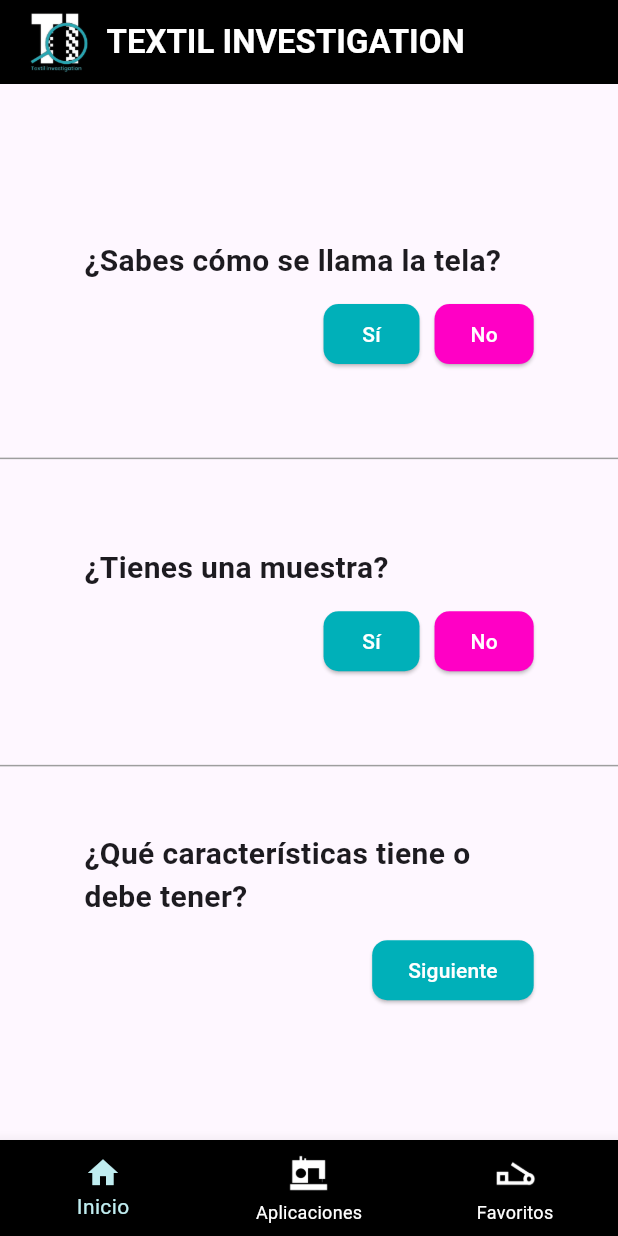
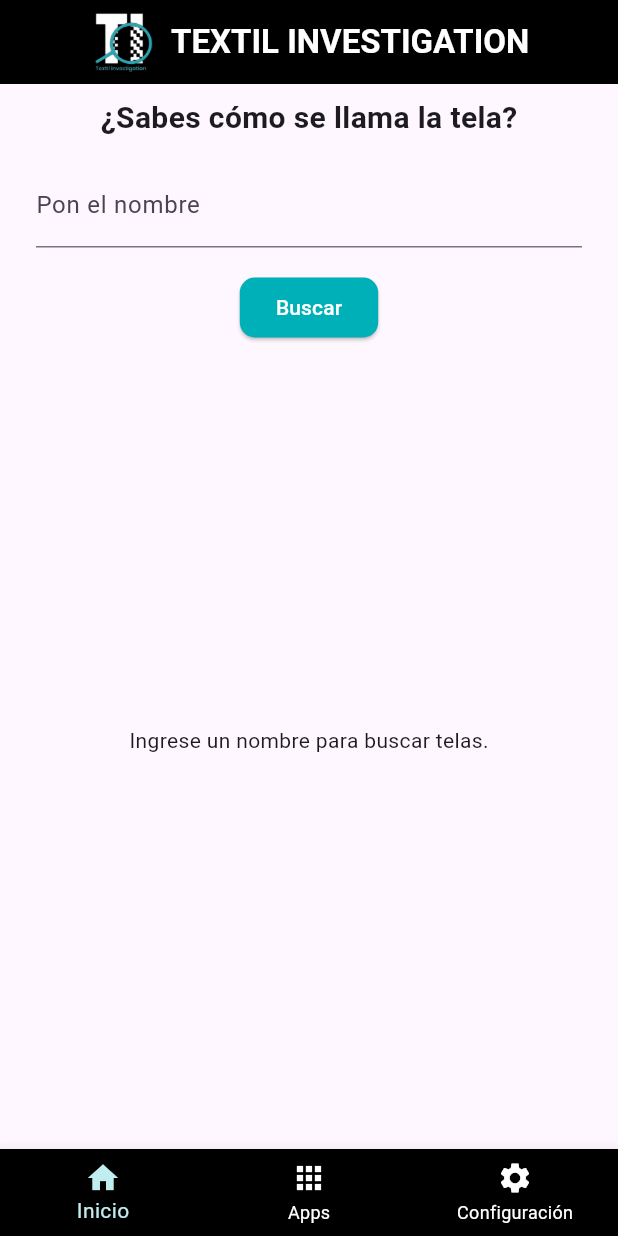
Before and after one commit to LordTumoR/textil_investigation_flutter, a Flutter app: the HomeScreen screen opened by its route, after a tap on "Sí", on a phone screen of 412 x 824 dp. Run offline on Flutter 3.47's test engine with Material 3 defaults, Android fonts, the phone set to English and light mode, and no system bars; our stand-ins replace diacritic, flutter_bloc, get_it, go_router, shared_preferences; accounts and stored records are empty.

Commit message:
añadir funcionalidad de búsqueda de telas y componentes de interfaz de usuario

```diff
--- /dev/null
+++ b/textil_investigation/lib/presentations/appbar/defaul_app_bar.dart
@@ -0,0 +1,32 @@
+import 'package:flutter/material.dart';
+
+class DefaultAppBar extends StatelessWidget implements PreferredSizeWidget {
+  @override
+  Widget build(BuildContext context) {
+    return AppBar(
+      title: Row(
+        mainAxisAlignment: MainAxisAlignment.center,
+        children: [
+          Image.asset(
+            'assets/backwithout.png',
+            width: 45,
+            height: 45,
+          ),
+          const SizedBox(width: 10),
+          const Flexible(
+            child: Text(
+              'TEXTIL INVESTIGATION',
+              style:
+                  TextStyle(color: Colors.white, fontWeight: FontWeight.bold),
+              overflow: TextOverflow.ellipsis,
+            ),
+          ),
+        ],
+      ),
+      backgroundColor: Colors.black,
+    );
+  }
+
+  @override
+  Size get preferredSize => const Size.fromHeight(kToolbarHeight);
+}
--- /dev/null
+++ b/textil_investigation/lib/presentations/funcionalities/searc_function.dart
@@ -0,0 +1,36 @@
+import 'package:diacritic/diacritic.dart';
+import 'package:flutter/material.dart';
+
+/// Filtra las telas según el texto de búsqueda
+List<Map<String, String>> searchFabrics(
+  String searchText,
+  List<Map<String, String>> fabrics,
+) {
+  String inputName = removeDiacritics(searchText.toLowerCase());
+
+  return fabrics.where((fabric) {
+    String fabricName = removeDiacritics(fabric['name']!.toLowerCase());
+    return fabricName.contains(inputName);
+  }).toList();
+}
+
+/// Muestra un cuadro de diálogo con los detalles de la tela
+void showFabricDialog(BuildContext context, Map<String, String> fabric) {
+  showDialog(
+    context: context,
+    builder: (BuildContext context) {
+      return AlertDialog(
+        title: Text(fabric['name']!),
+        content: Text(fabric['description']!),
+        actions: [
+          TextButton(
+            onPressed: () {
+              Navigator.of(context).pop();
+            },
+            child: const Text('Cerrar'),
+          ),
+        ],
+      );
+    },
+  );
+}
--- /dev/null
+++ b/textil_investigation/lib/presentations/navigatorBar/default_bottom_navigation_bar.dart
@@ -0,0 +1,52 @@
+import 'package:flutter/material.dart';
+import 'package:go_router/go_router.dart';
+
+class DefaultBottomNavigationBar extends StatelessWidget {
+  final int currentIndex;
+  final bool showCaracteristicsWidget;
+  final bool showTextWidget;
+  final void Function(int, bool, bool) onTap;
+
+  const DefaultBottomNavigationBar({
+    super.key,
+    required this.currentIndex,
+    required this.showCaracteristicsWidget,
+    required this.showTextWidget,
+    required this.onTap,
+  });
+
+  @override
+  Widget build(BuildContext context) {
+    return BottomNavigationBar(
+      backgroundColor: Colors.black,
+      currentIndex: currentIndex,
+      selectedItemColor: const Color.fromARGB(255, 192, 237, 240),
+      unselectedItemColor: Colors.white,
+      showUnselectedLabels: true,
+      onTap: (index) {
+        bool updatedShowCaracteristicsWidget = showCaracteristicsWidget;
+        bool updatedShowTextWidget = showTextWidget;
+        if (index == 0) {
+          updatedShowCaracteristicsWidget = false;
+          updatedShowTextWidget = false;
+          context.go('/home');
+        }
+        onTap(index, updatedShowCaracteristicsWidget, updatedShowTextWidget);
+      },
+      items: const [
+        BottomNavigationBarItem(
+          icon: Icon(Icons.home),
+          label: 'Inicio',
+        ),
+        BottomNavigationBarItem(
+          icon: Icon(Icons.apps),
+          label: 'Apps',
+        ),
+        BottomNavigationBarItem(
+          icon: Icon(Icons.settings),
+          label: 'Configuración',
+        ),
+      ],
+    );
+  }
+}
--- a/textil_investigation/lib/presentations/screens/home_screen.dart
+++ b/textil_investigation/lib/presentations/screens/home_screen.dart
@@ -1,4 +1,7 @@
 import 'package:flutter/material.dart';
+import 'package:textil_investigation/presentations/appbar/defaul_app_bar.dart';
+import 'package:textil_investigation/presentations/navigatorBar/default_bottom_navigation_bar.dart';
+import 'package:textil_investigation/presentations/widgets/search_text_widget.dart';
 import 'package:textil_investigation/presentations/widgets/widget_caracteristics_request.dart';
 
 class HomeScreen extends StatefulWidget {
@@ -10,7 +13,31 @@ class HomeScreen extends StatefulWidget {
 
 class _HomeScreenState extends State<HomeScreen> {
   int _currentIndex = 0;
-  bool _showCaracteristicsWidget = false; // Controla si mostramos las características
+  bool _showCaracteristicsWidget =
+      false; // Controla si mostramos las características
+  bool _showTextWidget = false;
+  final List<Map<String, String>> fabrics = [
+    {
+      'name': 'Algodón',
+      'description': 'Tela suave, fresca y ligera, ideal para el verano.'
+    },
+    {
+      'name': 'Lana',
+      'description': 'Tela cálida y resistente, perfecta para el invierno.'
+    },
+    {
+      'name': 'Seda',
+      'description': 'Tela suave y brillante, utilizada para ropa elegante.'
+    },
+    {
+      'name': 'Poliéster',
+      'description': 'Tela duradera y económica, utilizada en ropa casual.'
+    },
+    {
+      'name': 'Lino',
+      'description': 'Tela transpirable y fresca, ideal para climas cálidos.'
+    },
+  ];
 
   @override
   Widget build(BuildContext context) {
@@ -18,30 +45,11 @@ class _HomeScreenState extends State<HomeScreen> {
     final screenWidth = MediaQuery.of(context).size.width;
 
     return Scaffold(
-      appBar: AppBar(
-        title: Center(
-          child: Row(
-            children: [
-              Image.asset(
-                'assets/backwithout.png',
-                width: 45,
-                height: 45,
-              ),
-              const SizedBox(
-                width: 10,
-              ),
-              const Text(
-                'TEXTIL INVESTIGATION',
-                style:
-                    TextStyle(color: Colors.white, fontWeight: FontWeight.bold),
-              ),
-            ],
-          ),
-        ),
-        backgroundColor: Colors.black,
-      ),
+      appBar: DefaultAppBar(),
       body: _showCaracteristicsWidget
-          ? buildCaracteristicsWidget() // Mostramos el widget de características
+          ? buildCaracteristicsWidget()
+          : _showTextWidget
+              ? SearchTextWidget(fabrics: fabrics)
               : Center(
                   child: Column(
                     mainAxisAlignment: MainAxisAlignment.center,
@@ -72,9 +80,14 @@ class _HomeScreenState extends State<HomeScreen> {
                                     mainAxisAlignment: MainAxisAlignment.end,
                                     children: [
                                       ElevatedButton(
-                                    onPressed: () {},
+                                        onPressed: () {
+                                          setState(() {
+                                            _showTextWidget = true;
+                                          });
+                                        },
                                         style: ElevatedButton.styleFrom(
-                                      backgroundColor: const Color(0xFF00B0B9),
+                                          backgroundColor:
+                                              const Color(0xFF00B0B9),
                                           shape: RoundedRectangleBorder(
                                             borderRadius:
                                                 BorderRadius.circular(10),
@@ -89,7 +102,8 @@ class _HomeScreenState extends State<HomeScreen> {
                                       ElevatedButton(
                                         onPressed: () {},
                                         style: ElevatedButton.styleFrom(
-                                      backgroundColor: const Color(0xFFFF00C5),
+                                          backgroundColor:
+                                              const Color(0xFFFF00C5),
                                           shape: RoundedRectangleBorder(
                                             borderRadius:
                                                 BorderRadius.circular(10),
@@ -137,7 +151,8 @@ class _HomeScreenState extends State<HomeScreen> {
                                       ElevatedButton(
                                         onPressed: () {},
                                         style: ElevatedButton.styleFrom(
-                                      backgroundColor: const Color(0xFF00B0B9),
+                                          backgroundColor:
+                                              const Color(0xFF00B0B9),
                                           shape: RoundedRectangleBorder(
                                             borderRadius:
                                                 BorderRadius.circular(10),
@@ -151,7 +166,8 @@ class _HomeScreenState extends State<HomeScreen> {
                                       ElevatedButton(
                                         onPressed: () {},
                                         style: ElevatedButton.styleFrom(
-                                      backgroundColor: const Color(0xFFFF00C5),
+                                          backgroundColor:
+                                              const Color(0xFFFF00C5),
                                           shape: RoundedRectangleBorder(
                                             borderRadius:
                                                 BorderRadius.circular(10),
@@ -203,7 +219,8 @@ class _HomeScreenState extends State<HomeScreen> {
                                           });
                                         },
                                         style: ElevatedButton.styleFrom(
-                                      backgroundColor: const Color(0xFF00B0B9),
+                                          backgroundColor:
+                                              const Color(0xFF00B0B9),
                                           shape: RoundedRectangleBorder(
                                             borderRadius:
                                                 BorderRadius.circular(10),
@@ -224,39 +241,17 @@ class _HomeScreenState extends State<HomeScreen> {
                     ],
                   ),
                 ),
-      bottomNavigationBar: BottomNavigationBar(
-        backgroundColor: Colors.black,
+      bottomNavigationBar: DefaultBottomNavigationBar(
         currentIndex: _currentIndex,
-        selectedItemColor: const Color.fromARGB(255, 192, 237, 240),
-        unselectedItemColor: Colors.white,
-        showUnselectedLabels: true,
-        onTap: (index) {
+        onTap: (index, showCaracteristics, showText) {
           setState(() {
             _currentIndex = index;
+            _showCaracteristicsWidget = showCaracteristics;
+            _showTextWidget = showText;
           });
         },
-        items: [
-          const BottomNavigationBarItem(
-            icon: Icon(Icons.home),
-            label: 'Inicio',
-          ),
-          BottomNavigationBarItem(
-            icon: Image.asset(
-              'assets/maquinacoser.png',
-              width: 30,
-              height: 30,
-            ),
-            label: 'Aplicaciones',
-          ),
-          BottomNavigationBarItem(
-            icon: Image.asset(
-              'assets/imperdible.png',
-              width: 30,
-              height: 30,
-            ),
-            label: 'Favoritos',
-          ),
-        ],
+        showCaracteristicsWidget: _showCaracteristicsWidget,
+        showTextWidget: _showTextWidget,
       ),
     );
   }
--- /dev/null
+++ b/textil_investigation/lib/presentations/widgets/search_text_widget.dart
@@ -0,0 +1,118 @@
+import 'package:flutter/material.dart';
+import 'package:textil_investigation/presentations/funcionalities/searc_function.dart';
+
+class SearchTextWidget extends StatefulWidget {
+  final List<Map<String, String>> fabrics;
+
+  const SearchTextWidget({super.key, required this.fabrics});
+
+  @override
+  State<SearchTextWidget> createState() => _SearchTextWidgetState();
+}
+
+class _SearchTextWidgetState extends State<SearchTextWidget> {
+  final _formKey = GlobalKey<FormState>();
+  final TextEditingController _nombreController = TextEditingController();
+  List<Map<String, String>> _searchResults = [];
+
+  @override
+  Widget build(BuildContext context) {
+    return Padding(
+      padding: const EdgeInsets.all(8.0),
+      child: Form(
+        key: _formKey,
+        child: Column(
+          children: [
+            const Text(
+              '¿Sabes cómo se llama la tela?',
+              style: TextStyle(
+                fontSize: 20,
+                fontWeight: FontWeight.bold,
+              ),
+            ),
+            Padding(
+              padding: const EdgeInsets.all(16.0),
+              child: TextFormField(
+                controller: _nombreController,
+                decoration: const InputDecoration(
+                  labelText: "Pon el nombre",
+                ),
+                validator: (value) {
+                  if (value == null || value.isEmpty) {
+                    return 'El nombre no puede estar vacío';
+                  }
+                  return null;
+                },
+                onChanged: (text) {
+                  setState(() {
+                    _searchResults = searchFabrics(text, widget.fabrics);
+                  });
+                },
+              ),
+            ),
+            ElevatedButton(
+              onPressed: () {
+                if (_formKey.currentState!.validate()) {
+                  setState(() {
+                    _searchResults = searchFabrics(
+                      _nombreController.text,
+                      widget.fabrics,
+                    );
+                  });
+                }
+              },
+              style: ElevatedButton.styleFrom(
+                backgroundColor: const Color(0xFF00B0B9),
+                shape: RoundedRectangleBorder(
+                  borderRadius: BorderRadius.circular(10),
+                ),
+              ),
+              child: const Text(
+                'Buscar',
+                style: TextStyle(color: Colors.white),
+              ),
+            ),
+            Expanded(
+              child: _searchResults.isNotEmpty
+                  ? ListView.builder(
+                      itemCount: _searchResults.length,
+                      itemBuilder: (context, index) {
+                        final fabric = _searchResults[index];
+                        return ListTile(
+                          leading: const Icon(
+                            Icons.search,
+                            color: Colors.blue,
+                          ),
+                          title: Text(
+                            fabric['name']!,
+                            style: const TextStyle(
+                              fontWeight: FontWeight.bold,
+                              fontSize: 16,
+                            ),
+                          ),
+                          onTap: () {
+                            showFabricDialog(context, fabric);
+                          },
+                        );
+                      },
+                    )
+                  : Center(
+                      child: _nombreController.text.isNotEmpty
+                          ? const Text(
+                              'No se encontraron resultados.',
+                              style: TextStyle(
+                                color: Colors.red,
+                                fontSize: 16,
+                              ),
+                            )
+                          : const Text(
+                              'Ingrese un nombre para buscar telas.',
+                            ),
+                    ),
+            ),
+          ],
+        ),
+      ),
+    );
+  }
+}
--- a/textil_investigation/pubspec.yaml
+++ b/textil_investigation/pubspec.yaml
@@ -12,6 +12,7 @@ environment:
 dependencies:
   cupertino_icons: ^1.0.8
   dartz: ^0.10.1
+  diacritic: ^0.1.6
   equatable: ^2.0.5
   flutter:
     sdk: flutter
```
Also changed, not shown: textil_investigation/pubspec.lock. Lines whose indentation alone changed are shown as unchanged.
